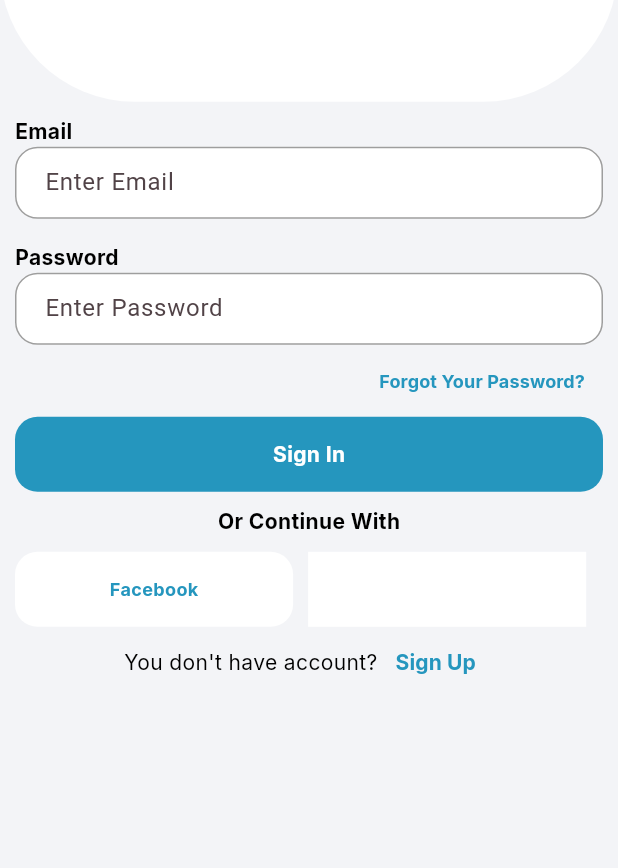
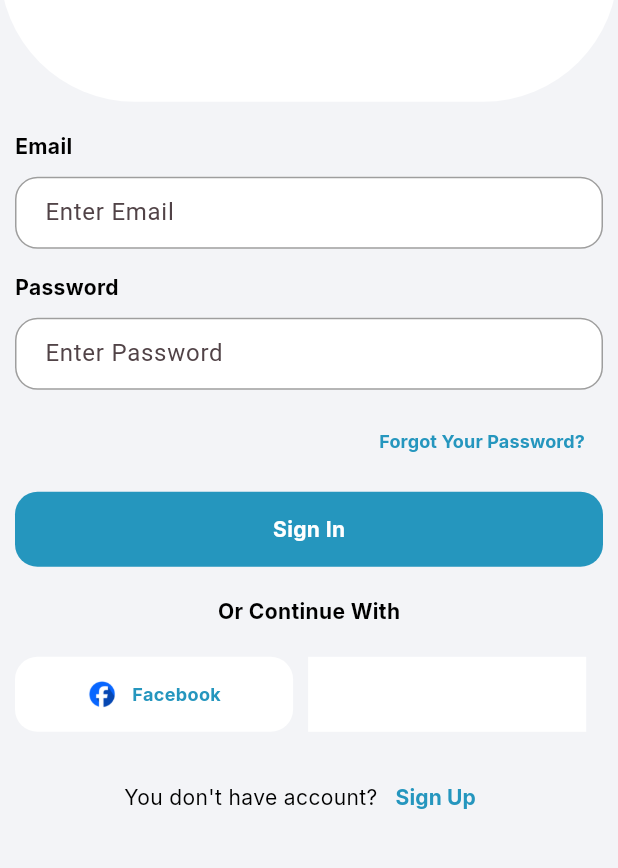
Before and after one commit to shaheen-ismail/medicine_gho, a Flutter app: the screen it shows after launch, on a phone screen of 412 x 824 dp, the part 269-1137 px from its top. Run offline on Flutter 3.47's test engine with Material 3 defaults, Android fonts, the phone set to English and light mode, and no system bars; our stand-ins replace google_fonts; missing offline and left inert: enefty_icons; statements that could not run were skipped.

Commit message:
Login screen phase 2

```diff
--- /dev/null
+++ b/lib/core/constants/image_constants.dart
@@ -0,0 +1,4 @@
+class ImageConstants {
+  static String facebook = "assets/images/facebook.png";
+  static String google = "assets/images/google.png";
+}
--- a/lib/view/auth screen/login screen/login_screen.dart
+++ b/lib/view/auth screen/login screen/login_screen.dart
@@ -2,6 +2,7 @@ import 'package:enefty_icons/enefty_icons.dart';
 import 'package:flutter/material.dart';
 import 'package:google_fonts/google_fonts.dart';
 import 'package:medicine_gho/core/constants/colors.dart';
+import 'package:medicine_gho/core/constants/image_constants.dart';
 import 'package:medicine_gho/core/constants/text_constants.dart';
 import 'package:medicine_gho/core/widgets/custom_textform_widget.dart';
 
@@ -44,6 +45,7 @@ class LoginScreen extends StatelessWidget {
             ),
           ),
           // make stateless
+          const SizedBox(height: 10),
           Padding(
             padding: const EdgeInsets.all(10.0),
             child: Column(
@@ -57,6 +59,7 @@ class LoginScreen extends StatelessWidget {
                       color: ColorConstants.black,
                       fontWeight: FontWeight.bold),
                 ),
+                const SizedBox(height: 10),
                 const CustomTextFormField(hintText: "Enter Email"),
                 const SizedBox(height: 16),
                 Text(
@@ -66,7 +69,9 @@ class LoginScreen extends StatelessWidget {
                       color: ColorConstants.black,
                       fontWeight: FontWeight.bold),
                 ),
+                const SizedBox(height: 10),
                 const CustomTextFormField(hintText: "Enter Password"),
+                const SizedBox(height: 10),
                 Align(
                   alignment: Alignment.topRight,
                   child: TextButton(
@@ -79,6 +84,7 @@ class LoginScreen extends StatelessWidget {
                             fontWeight: FontWeight.bold),
                       )),
                 ),
+                const SizedBox(height: 10),
                 GestureDetector(
                   onTap: () {},
                   child: Container(
@@ -97,7 +103,7 @@ class LoginScreen extends StatelessWidget {
                     )),
                   ),
                 ),
-                const SizedBox(height: 10),
+                const SizedBox(height: 20),
                 Center(
                   child: Text(
                     "Or Continue With",
@@ -107,7 +113,7 @@ class LoginScreen extends StatelessWidget {
                         fontWeight: FontWeight.bold),
                   ),
                 ),
-                const SizedBox(height: 10),
+                const SizedBox(height: 20),
                 Row(
                   children: [
                     GestureDetector(
@@ -122,6 +128,12 @@ class LoginScreen extends StatelessWidget {
                         child: Row(
                           mainAxisAlignment: MainAxisAlignment.center,
                           children: [
+                            Image.asset(
+                              ImageConstants.facebook,
+                              height: 20,
+                              width: 20,
+                            ),
+                            const SizedBox(width: 10),
                             Text(
                               "Facebook",
                               style: GoogleFonts.inter(
@@ -141,8 +153,10 @@ class LoginScreen extends StatelessWidget {
                     ),
                   ],
                 ),
+                const SizedBox(height: 20),
                 Row(
                   mainAxisAlignment: MainAxisAlignment.center,
+                  crossAxisAlignment: CrossAxisAlignment.center,
                   children: [
                     Text(
                       "You don't have account?",
--- a/pubspec.yaml
+++ b/pubspec.yaml
@@ -63,8 +63,8 @@ flutter:
   uses-material-design: true
 
   # To add assets to your application, add an assets section, like this:
-  # assets:
-  #   - images/a_dot_burr.jpeg
+  assets:
+    - assets/images/
   #   - images/a_dot_ham.jpeg
 
   # An image asset can refer to one or more resolution-specific "variants", see
```
Also changed, not shown: assets/images/facebook.png (added), assets/images/google.png (added).
